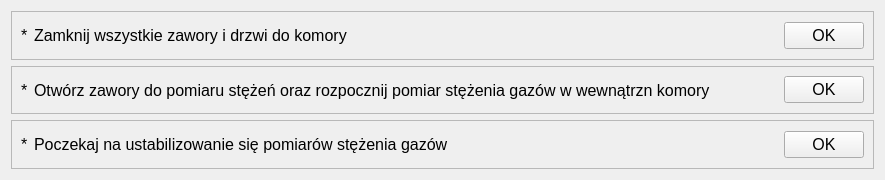
wiacekmarcin/StanowiskoChemiczne, file app/nowytest_5.ui: the form before one commit.
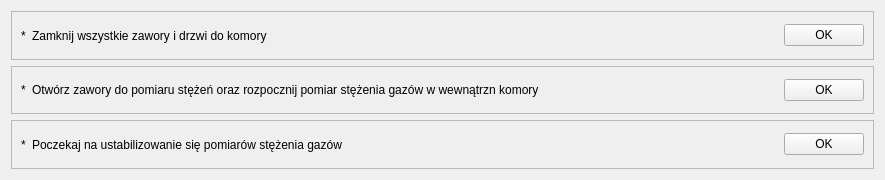
The form after the commit. Custom widgets are drawn as their Qt base class.

```diff
--- a/app/nowytest_5.ui
+++ b/app/nowytest_5.ui
@@ -10,11 +10,6 @@
     <height>180</height>
    </rect>
   </property>
-  <property name="font">
-   <font>
-    <pointsize>12</pointsize>
-   </font>
-  </property>
   <property name="windowTitle">
    <string>WizardPage</string>
   </property>
```
